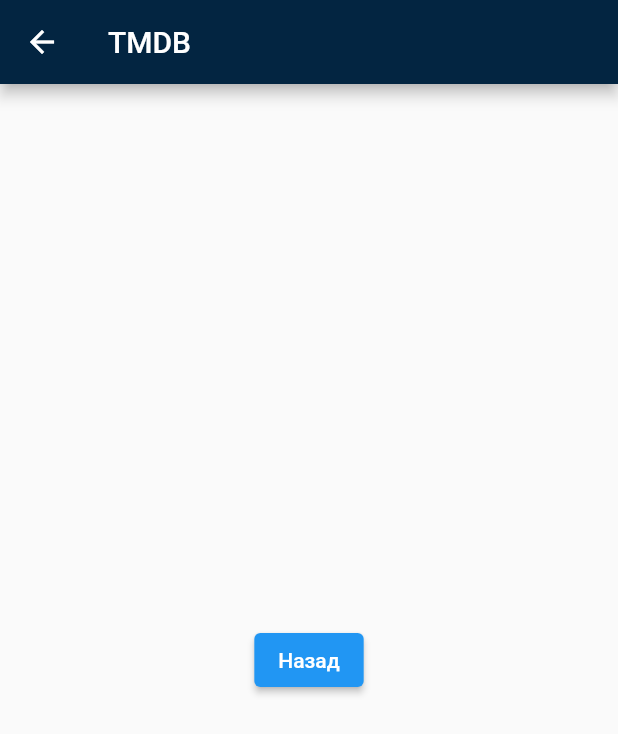
After one commit to levtrilev/themoviedb_app, a Flutter app: the ResetPasswordWidget screen opened by its route, on a phone screen of 412 x 824 dp. The commit adds this screen. Shown: the top 734 px of the screen. Run offline on Flutter 3.47's test engine with Material 2 defaults, Android fonts, the phone set to English and light mode, and no system bars.

Commit message:
resetPassword stub screen added and some more of navigation

```diff
--- /dev/null
+++ b/lib/widgets/auth/reset_password.dart
@@ -0,0 +1,31 @@
+import 'package:flutter/material.dart';
+
+class ResetPasswordWidget extends StatefulWidget {
+  const ResetPasswordWidget({Key? key}) : super(key: key);
+
+  @override
+  _ResetPasswordWidgetState createState() => _ResetPasswordWidgetState();
+}
+
+class _ResetPasswordWidgetState extends State<ResetPasswordWidget> {
+  @override
+  Widget build(BuildContext context) {
+    return Scaffold(
+      appBar: AppBar(
+        title: Text(
+          'TMDB',
+        ),
+      ),
+      body: Center(
+        child: ElevatedButton(
+          child: Text('Назад'),
+          onPressed: () {
+            if (Navigator.of(context).canPop()) {
+              Navigator.of(context).pop();
+            }
+          },
+        ),
+      ),
+    );
+  }
+}
```
Also changed, not shown: lib/main.dart (+11 -0 lines), lib/widgets/auth/auth_widget.dart (+7 -2 lines).
